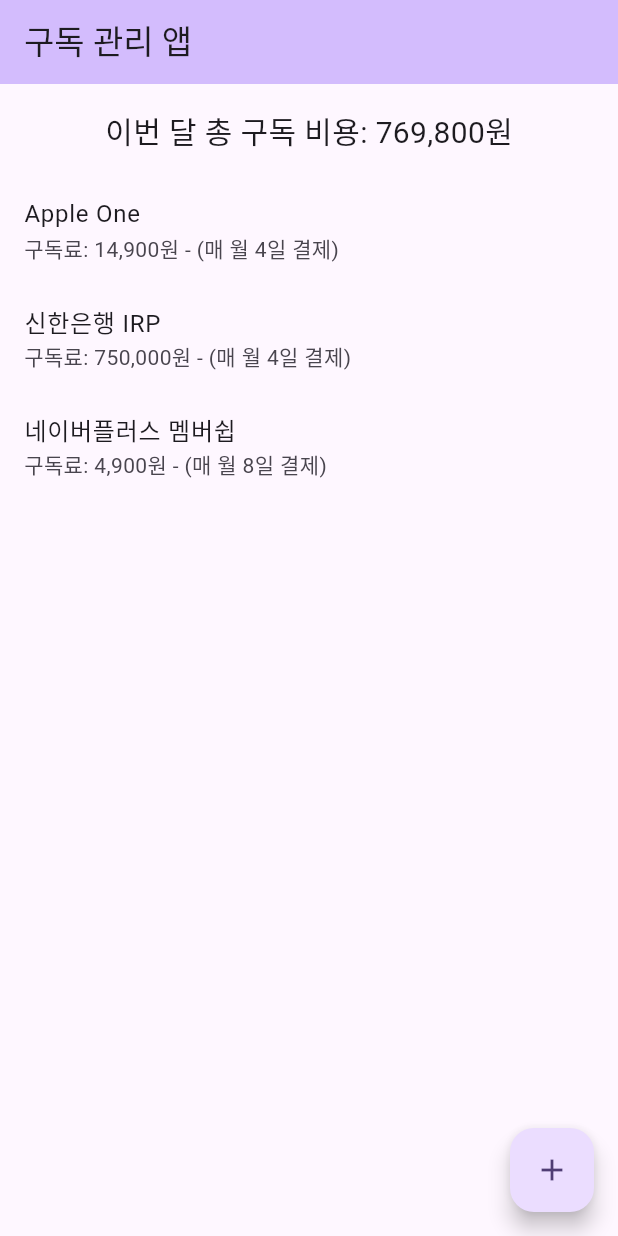
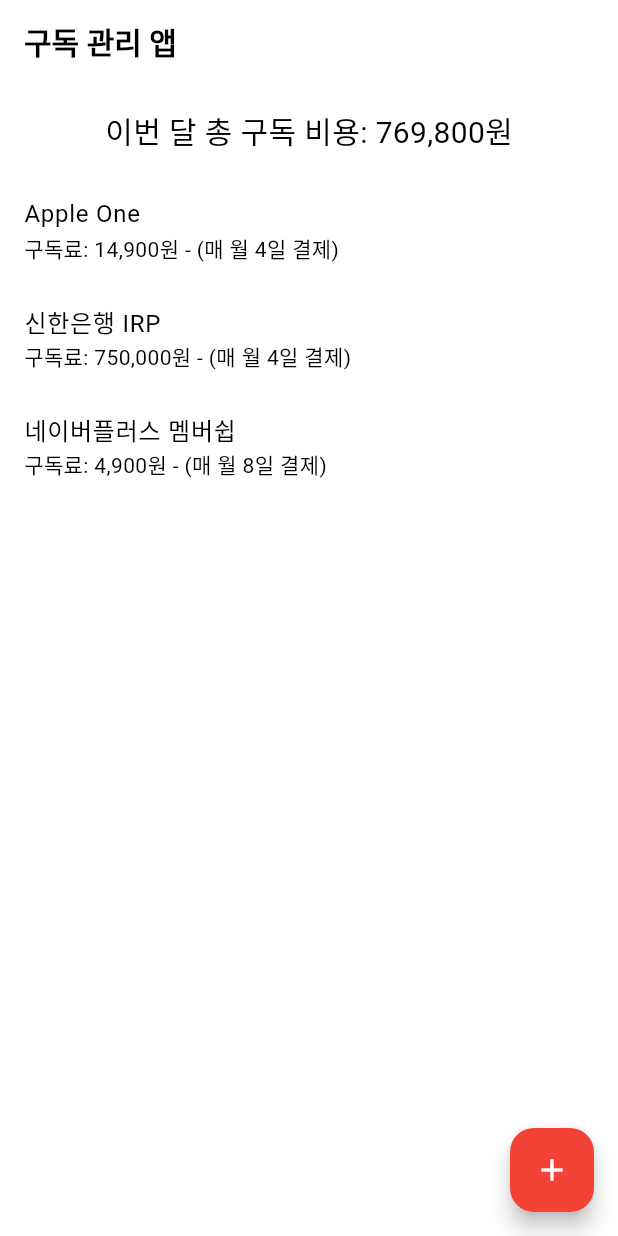
Before and after one commit to cafefarm-johnny/subs_track, a Flutter app: the screen it shows after launch, on a phone screen of 412 x 824 dp. Run offline on Flutter 3.47's test engine with Material 3 defaults, Android fonts, the phone set to English and light mode, and no system bars; our stand-ins replace flutter_riverpod.

Commit message:
feat: 라이트, 다크 테마 정의 추가

```diff
--- /dev/null
+++ b/lib/core/theme.dart
@@ -0,0 +1,49 @@
+import 'package:flutter/material.dart';
+
+class AppTheme {
+  AppTheme._internal();
+
+  static final ThemeData lightTheme = ThemeData(
+    brightness: Brightness.light,
+    primarySwatch: Colors.red,
+    scaffoldBackgroundColor: Colors.white,
+    appBarTheme: const AppBarTheme(
+      backgroundColor: Colors.white,
+      elevation: 0,
+      iconTheme: IconThemeData(color: Colors.black),
+      titleTextStyle: TextStyle(
+        color: Colors.black,
+        fontWeight: FontWeight.bold,
+        fontSize: 20,
+      ),
+    ),
+    colorScheme: const ColorScheme.light(
+      primary: Colors.red,
+      onPrimary: Colors.white,
+      secondary: Colors.redAccent,
+      onSecondary: Colors.white,
+    ),
+  );
+
+  static final ThemeData darkTheme = ThemeData(
+    brightness: Brightness.dark,
+    primarySwatch: Colors.red,
+    scaffoldBackgroundColor: Colors.black,
+    appBarTheme: const AppBarTheme(
+      backgroundColor: Colors.black,
+      elevation: 0,
+      iconTheme: IconThemeData(color: Colors.white),
+      titleTextStyle: TextStyle(
+        color: Colors.white,
+        fontWeight: FontWeight.bold,
+        fontSize: 20,
+      ),
+    ),
+    colorScheme: const ColorScheme.dark(
+      primary: Colors.red,
+      onPrimary: Colors.white,
+      secondary: Colors.redAccent,
+      onSecondary: Colors.white,
+    ),
+  );
+}
--- a/lib/main.dart
+++ b/lib/main.dart
@@ -1,5 +1,6 @@
 import 'package:flutter/material.dart';
 import 'package:flutter_riverpod/flutter_riverpod.dart';
+import 'package:subs_track/core/theme.dart';
 import 'package:subs_track/views/home/home_view.dart';
 
 void main() {
@@ -13,9 +14,9 @@ class MyApp extends StatelessWidget {
   Widget build(BuildContext context) {
     return MaterialApp(
       title: 'Flutter Demo',
-      theme: ThemeData(
-        colorScheme: ColorScheme.fromSeed(seedColor: Colors.deepPurple),
-      ),
+      theme: AppTheme.lightTheme,
+      darkTheme: AppTheme.darkTheme,
+      themeMode: ThemeMode.system,
       home: HomeView(),
     );
   }
--- a/lib/views/home/home_view.dart
+++ b/lib/views/home/home_view.dart
@@ -28,10 +28,7 @@ class _HomeViewState extends ConsumerState<HomeView> {
         ref.read(subscriptionProvider.notifier).calculateMonthlyExpenses();
 
     return Scaffold(
-      appBar: AppBar(
-        title: const Text('구독 관리 앱'),
-        backgroundColor: Theme.of(context).colorScheme.inversePrimary,
-      ),
+      appBar: AppBar(title: const Text('구독 관리 앱')),
       body: Column(
         children: [
           _createTitle(monthlyExpense: monthlyExpense),
```
